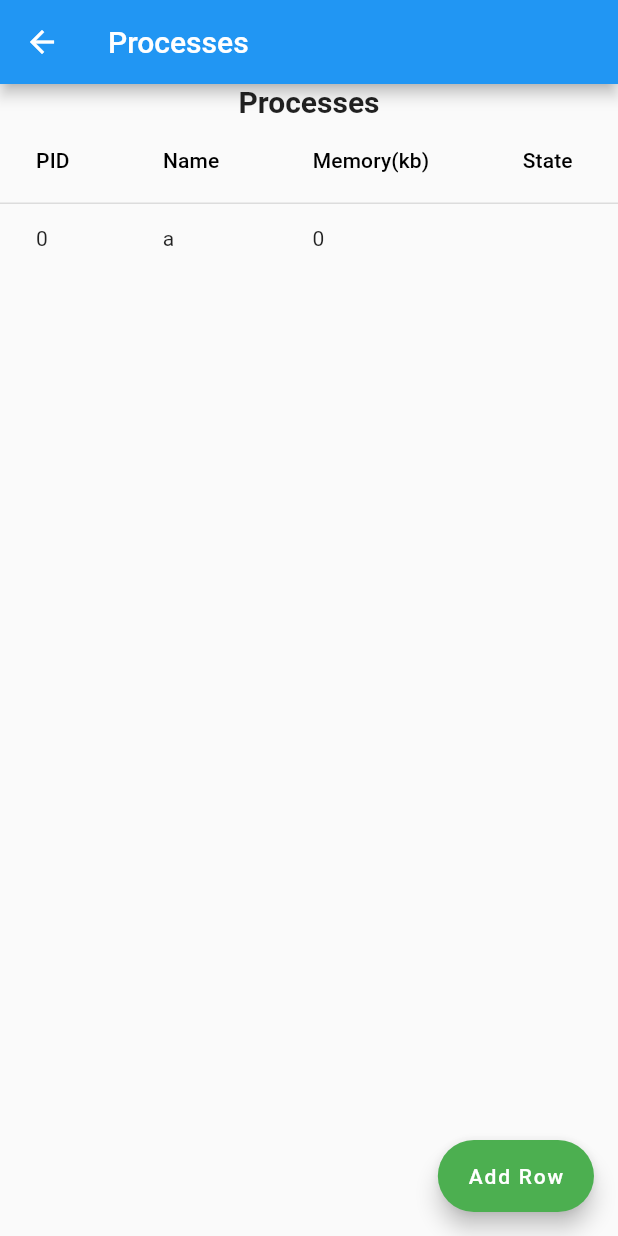
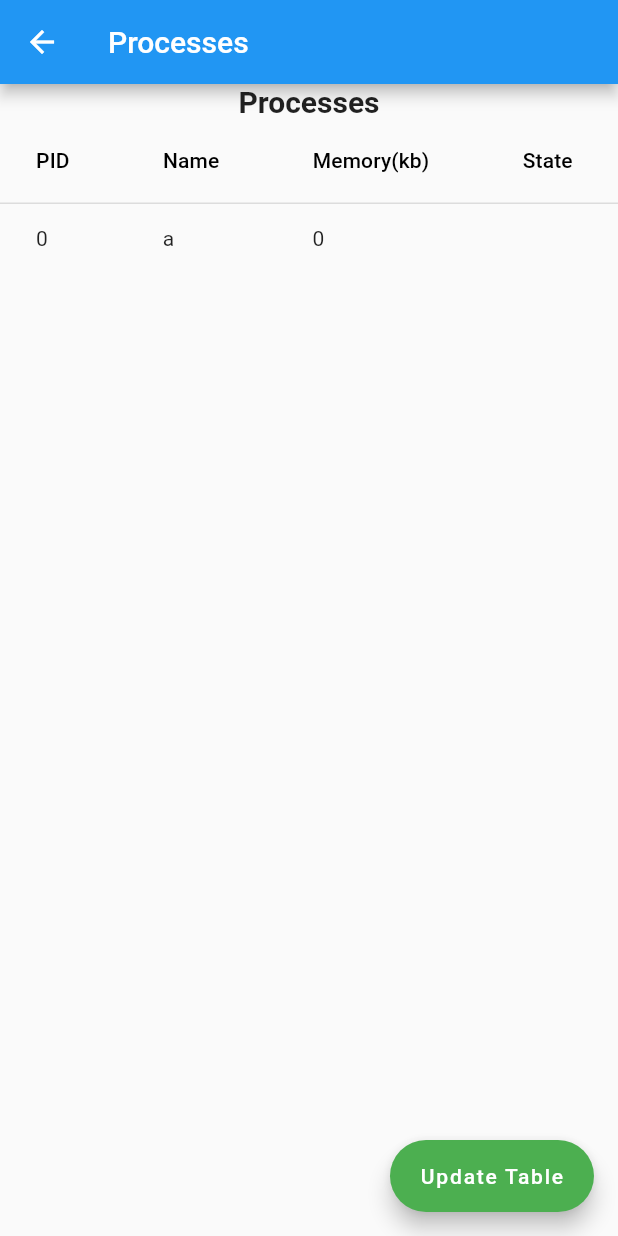
Before and after one commit to tf3193/Resource-Monitoring-UI, a Flutter app: the ProcessTable screen opened directly, on a phone screen of 412 x 824 dp. Run offline on Flutter 3.47's test engine with Material 2 defaults, Android fonts, the phone set to English and light mode, and no system bars; our stand-ins replace charts_flutter.

Commit message:
removed dead code

```diff
--- a/lib/CpuCore.dart
+++ b/lib/CpuCore.dart
@@ -126,17 +126,6 @@ class _CPUCoreState extends State<CPUCoreGraph> {
             children: <Widget>[
               Padding(
                 padding: const EdgeInsets.all(8.0),
-                child: FloatingActionButton(
-                  onPressed: () {
-                    setState(() {
-                      _updateData();
-                    });
-                  },
-                  child: Icon(
-                    Icons.add,
-                  ),
-                  backgroundColor: Colors.red,
-                ),
               ),
             ]
         )
@@ -147,15 +136,13 @@ class _CPUCoreState extends State<CPUCoreGraph> {
   Future<List<charts.Series<LinearSales, int>>> _updateData() async {
     var body = await Getdata(url);
     var num_cores = await Getdata(Coreurl);
-    print(body);
     Map parsed = json.decode(body.toString());
-    print("adding " + parsed['value'].toString());
-    core1.add(LinearValue(count, parsed['0']));
-    core2.add(LinearValue(count, parsed['1']));
-    core3.add(LinearValue(count, parsed['2']));
-    core4.add(LinearValue(count, parsed['3']));
-    core5.add(LinearValue(count, parsed['4']));
-    core6.add(LinearValue(count, parsed['5']));
+    core1.add(LinearValue(count, parsed['0']*100));
+    core2.add(LinearValue(count, parsed['1']*100));
+    core3.add(LinearValue(count, parsed['2']*100));
+    core4.add(LinearValue(count, parsed['3']*100));
+    core5.add(LinearValue(count, parsed['4']*100));
+    core6.add(LinearValue(count, parsed['5']*100));
     count++;
     CPUCoreList = [
       new charts.Series<LinearValue, int>(
--- a/lib/Processes.dart
+++ b/lib/Processes.dart
@@ -46,32 +46,6 @@ class _ProcessState extends State<ProcessTable> {
   }
 
 
-/*
-  @override
-  Widget build(BuildContext context) {
-    return Scaffold(
-      body: Center(
-        child: DataTable(columns: [
-          DataColumn(label: Text('PID')),
-          DataColumn(label: Text('Name')),
-          DataColumn(label: Text('Memory')),
-          DataColumn(label: Text('State')),
-        ], rows: _rowList),
-      ),
-      floatingActionButton: FloatingActionButton.extended(
-        onPressed: () {
-          setState(() {
-            //_addRow();
-            //_updateData();
-          });
-        },
-        label: Text('Add Row'),
-        backgroundColor: Colors.green,
-      ),
-
-    );
-  }*/
-
   @override
   Widget build(BuildContext context) {
     return Scaffold(
@@ -102,7 +76,7 @@ class _ProcessState extends State<ProcessTable> {
             _updateData();
           });
         },
-        label: Text('Add Row'),
+        label: Text('Update Table'),
         backgroundColor: Colors.green,
       ),
     );
```
Also changed, not shown: lib/CPU.dart (+1 -22 lines), lib/Memory.dart (+1 -42 lines).
